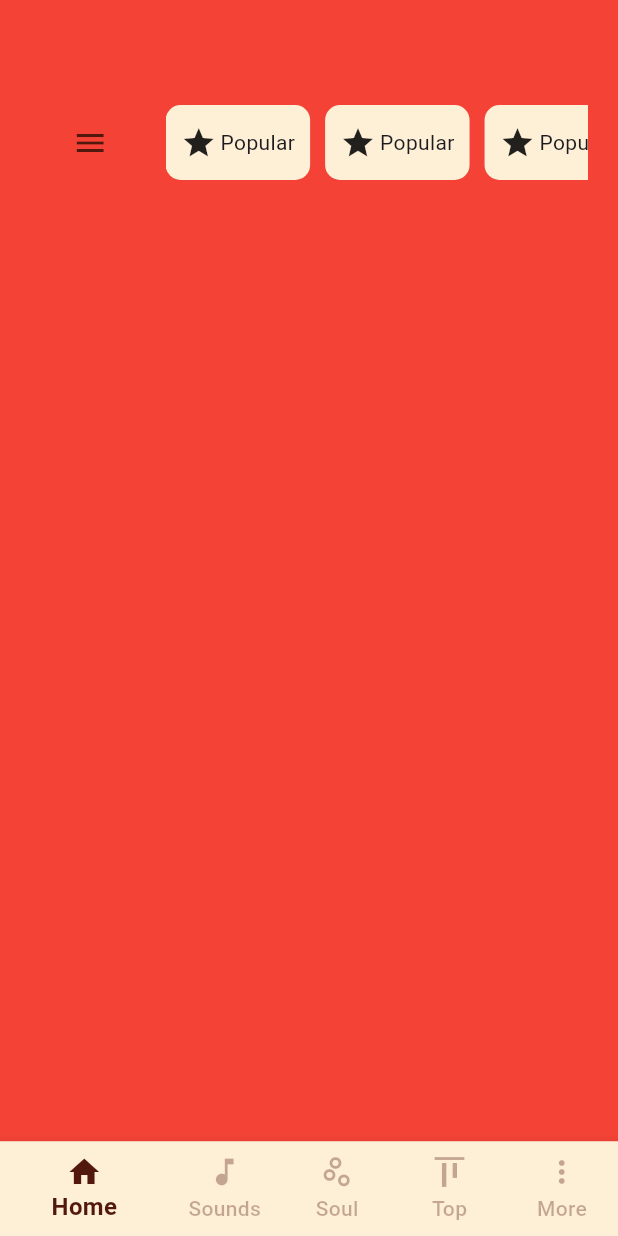
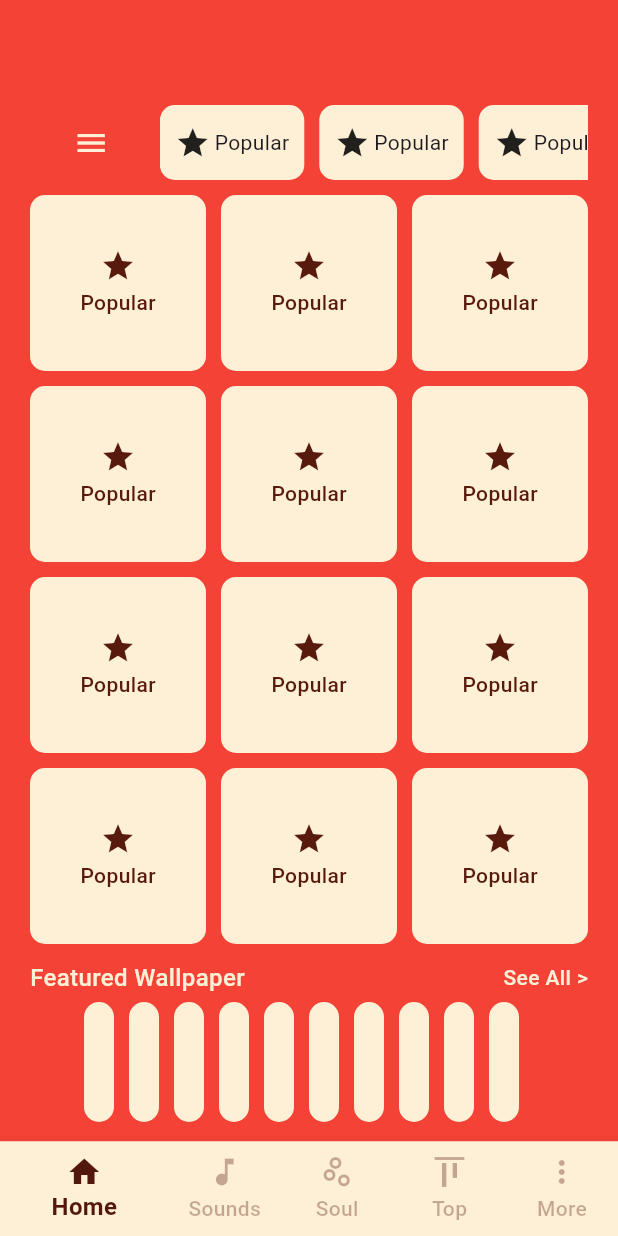
Before and after one commit to foysal012/cardinal_quotes, a Flutter app: the screen it shows after launch, on a phone screen of 412 x 824 dp. Run offline on Flutter 3.47's test engine with Material 3 defaults, Android fonts, the phone set to English and light mode, and no system bars; our stand-ins replace gap.

Commit message:
Home Page UI Design Running

```diff
--- a/lib/view/screen/bottom_nav_bar/home_screen.dart
+++ b/lib/view/screen/bottom_nav_bar/home_screen.dart
@@ -1,5 +1,4 @@
 import 'package:flutter/material.dart';
-
 import '../../../core/app_style.dart';
 
 class HomeScreen extends StatefulWidget {
@@ -25,9 +24,9 @@ class _HomeScreenState extends State<HomeScreen> {
                 children: [
                   Expanded(
                       flex:2,
-                      child: Icon(Icons.menu, color: Color(0xff52180D))
+                      child: Icon(Icons.menu, color: Color(0xffFEF0D6))
                   ),
-                  AppStyle.gap(10.0),
+                  AppStyle.gap(5.0),
                   Expanded(
                       flex: 7,
                       child:
@@ -58,7 +57,94 @@ class _HomeScreenState extends State<HomeScreen> {
                   ),
                 ],
               ),
+            ),
+            AppStyle.gap(10.0),
+
+            SizedBox(
+              height: 500,
+              child: GridView.builder(
+                  gridDelegate: SliverGridDelegateWithFixedCrossAxisCount(
+                    crossAxisCount: 3,
+                    crossAxisSpacing: 10.0,
+                    mainAxisSpacing: 10.0,
+                    childAspectRatio: 1.0
+                  ),
+                  itemCount: 15,
+                  itemBuilder: (context, index) {
+                    return Container(
+                      padding: EdgeInsets.all(10.0),
+                      decoration: BoxDecoration(
+                        color: Color(0xffFEF0D6),
+                        borderRadius: BorderRadius.all(Radius.circular(10.0))
+                      ),
+                      child: Column(
+                        crossAxisAlignment: CrossAxisAlignment.center,
+                        mainAxisAlignment: MainAxisAlignment.center,
+                        children: [
+                          Icon(Icons.star, color: Color(0xff591A0E)),
+                          AppStyle.gap(2.5),
+                          Text('Popular',style: TextStyle(
+                            fontSize: 14,
+                            fontWeight: FontWeight.w500,
+                            color: Color(0xff591A0E)
+                          ))
+                        ],
+                      ),
+                    );
+                  },
+              ),
+            ),
+            AppStyle.gap(10.0),
+
+            Row(
+              mainAxisAlignment: MainAxisAlignment.spaceBetween,
+              children: [
+                Text('Featured Wallpaper',
+                  style: TextStyle(
+                            fontSize: 16,
+                            fontWeight: FontWeight.w500,
+                            color: Color(0xffFEF0D6)
+                          )
+                ),
+
+                Text('See All >',
+                  style: TextStyle(
+                            fontSize: 14,
+                            fontWeight: FontWeight.w500,
+                            color: Color(0xffFEF0D6)
+                          )
+                ),
+              ],
+            ),
+            AppStyle.gap(5.0),
+            SizedBox(
+              height: 80.0,
+              child: ListView.builder(
+                shrinkWrap: true,
+                reverse: false,
+                scrollDirection: Axis.horizontal,
+                physics: AlwaysScrollableScrollPhysics(),
+                itemCount: 10,
+                itemBuilder: (context, index) {
+                  return Container(
+                    padding: EdgeInsets.symmetric(horizontal: 10.0, vertical: 10.0),
+                    margin: EdgeInsets.only(right: 10.0),
+                    decoration: BoxDecoration(
+                        color: Color(0xffFEF0D6),
+                        borderRadius: BorderRadius.all(Radius.circular(10.0))
+                    ),
+                    // child: Row(
+                    //   children: [
+                    //     Icon(Icons.star),
+                    //     AppStyle.gap(2.5),
+                    //     Text('Popular')
+                    //   ],
+                    // ),
+                  );
+                },
+              ),
             )
+
           ],
         ),
       ),
```
Also changed, not shown: lib/view/screen/bottom_nav_bar/bottom_nav_bar_screen.dart (+4 -4 lines).
